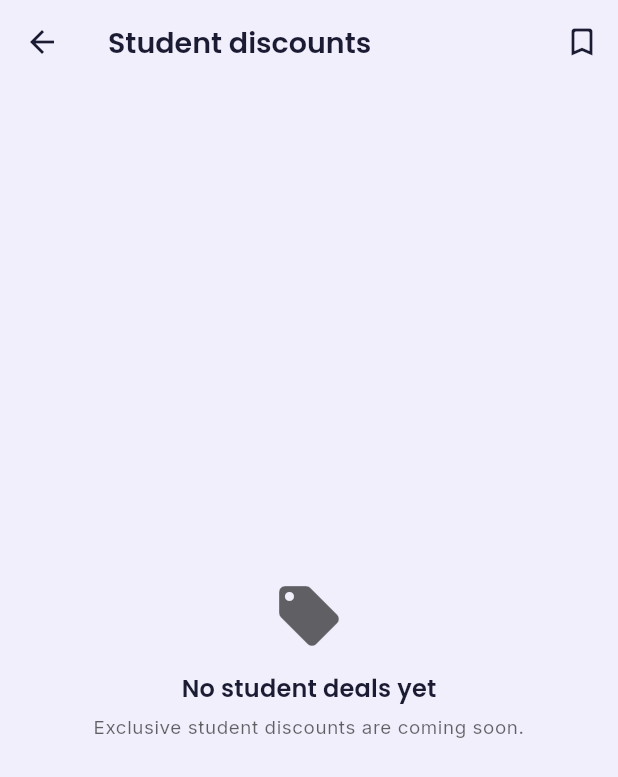
After one commit to killersbEE08/Classtrack-App, a Flutter app: the DiscountsScreen screen opened directly, on a phone screen of 412 x 824 dp. The commit adds this screen. Shown: the top 777 px of the screen. Run offline on Flutter 3.47's test engine with Material 3 defaults, Android fonts, the phone set to English and light mode, and no system bars; our stand-ins replace cloud_firestore, cloud_functions, confetti, csv, file_picker, firebase_analytics and 17 more; missing offline and left inert: home_widget, purchases_flutter, receive_sharing_intent, syncfusion_flutter_pdf; accounts and stored records are empty; generated files the repository leaves out were written again.

Commit message:
Phase 4: Student discounts surface (country-targeted feed, categories, reuse detail for redemption/verification); entry points from Opportunities + Home Quick Tools

```diff
--- a/lib/features/home/presentation/screens/dashboard_screen.dart
+++ b/lib/features/home/presentation/screens/dashboard_screen.dart
@@ -27,6 +27,7 @@ import '../../../habits/presentation/screens/habits_screen.dart';
 import '../../../moments/presentation/screens/moments_screen.dart';
 import '../../../notes/presentation/screens/notes_screen.dart';
 import '../../../opportunities/presentation/providers/opportunities_providers.dart';
+import '../../../opportunities/presentation/screens/discounts_screen.dart';
 import '../../../opportunities/presentation/screens/opportunities_screen.dart';
 import '../../../opportunities/presentation/screens/resource_detail_screen.dart';
 import '../../../opportunities/presentation/widgets/resource_card.dart';
@@ -1059,6 +1060,8 @@ class _QuickTools extends ConsumerWidget {
     final tools = <_Tool>[
       _Tool('Tasks', Icons.check_circle_outline_rounded, AppColors.success,
           () => go(const TasksScreen())),
+      _Tool('Discounts', Icons.local_offer_rounded, AppColors.success,
+          () => go(const DiscountsScreen())),
       _Tool('Grades', Icons.school_rounded, AppColors.primary,
           () => go(const GradesScreen())),
       _Tool('Exams', Icons.event_note_rounded, AppColors.danger,
--- /dev/null
+++ b/lib/features/opportunities/presentation/screens/discounts_screen.dart
@@ -0,0 +1,187 @@
+import 'package:flutter/material.dart';
+import 'package:flutter_riverpod/flutter_riverpod.dart';
+
+import '../../../auth/presentation/providers/auth_providers.dart';
+import '../../data/resource_repository.dart';
+import '../../domain/resource.dart';
+import '../providers/opportunities_providers.dart';
+import '../widgets/resource_card.dart';
+import 'resource_detail_screen.dart';
+import 'saved_opportunities_screen.dart';
+
+/// Student Savings — the discounts surface. Same unified `resources` model as
+/// Opportunities (type == discount), so it reuses [ResourceCard] and
+/// [ResourceDetailScreen] (which already renders the discount banner, redemption
+/// instructions, optional verification note and the external "Get deal" CTA).
+///
+/// Country targeting comes from the user's profile (PRD §10), never IP.
+class DiscountsScreen extends ConsumerStatefulWidget {
+  const DiscountsScreen({super.key});
+
+  @override
+  ConsumerState<DiscountsScreen> createState() => _DiscountsScreenState();
+}
+
+class _DiscountsScreenState extends ConsumerState<DiscountsScreen> {
+  final _searchCtrl = TextEditingController();
+  String _query = '';
+  String? _category; // null = All
+
+  @override
+  void dispose() {
+    _searchCtrl.dispose();
+    super.dispose();
+  }
+
+  void _open(Resource r) => Navigator.of(context).push(
+      MaterialPageRoute(builder: (_) => ResourceDetailScreen(resource: r)));
+
+  @override
+  Widget build(BuildContext context) {
+    final theme = Theme.of(context);
+    final async = ref.watch(visibleResourcesProvider);
+    final country = ref.watch(userProfileProvider).valueOrNull?.country;
+    final hidden = ref.watch(hiddenResourceIdsProvider).valueOrNull ?? const {};
+
+    return Scaffold(
+      appBar: AppBar(
+        title: const Text('Student discounts'),
+        actions: [
+          IconButton(
+            icon: const Icon(Icons.bookmark_border_rounded),
+            tooltip: 'Saved',
+            onPressed: () => Navigator.of(context).push(MaterialPageRoute(
+                builder: (_) => const SavedOpportunitiesScreen())),
+          ),
+        ],
+      ),
+      body: async.when(
+        loading: () => const Center(child: CircularProgressIndicator()),
+        error: (_, __) => _messageState(
+          theme,
+          icon: Icons.cloud_off_rounded,
+          title: "Couldn't load discounts",
+          body: 'Check your connection and try again.',
+        ),
+        data: (all) {
+          final discounts = all
+              .where((r) => r.type.isDiscount)
+              .where((r) => r.isInActiveFeed)
+              .where((r) => r.targetsCountry(country))
+              .where((r) => !hidden.contains(r.id))
+              .toList();
+
+          if (discounts.isEmpty) {
+            return _messageState(
+              theme,
+              icon: Icons.local_offer_rounded,
+              title: 'No student deals yet',
+              body: 'Exclusive student discounts are coming soon.',
+            );
+          }
+
+          final categories = <String>{
+            for (final d in discounts) ...d.categories
+          }.toList()
+            ..sort();
+
+          var list = _category == null
+              ? discounts
+              : discounts
+                  .where((d) => d.categories.contains(_category))
+                  .toList();
+          list = ResourceQueries.search(list, _query);
+
+          return Column(
+            children: [
+              Padding(
+                padding: const EdgeInsets.fromLTRB(20, 12, 20, 8),
+                child: TextField(
+                  controller: _searchCtrl,
+                  onChanged: (v) => setState(() => _query = v),
+                  decoration: InputDecoration(
+                    hintText: 'Search deals',
+                    prefixIcon: const Icon(Icons.search_rounded),
+                    filled: true,
+                    fillColor: theme.cardColor,
+                    border: OutlineInputBorder(
+                      borderRadius: BorderRadius.circular(16),
+                      borderSide: BorderSide.none,
+                    ),
+                    contentPadding:
+                        const EdgeInsets.symmetric(horizontal: 16, vertical: 4),
+                  ),
+                ),
+              ),
+              if (categories.isNotEmpty)
+                SizedBox(
+                  height: 44,
+                  child: ListView(
+                    scrollDirection: Axis.horizontal,
+                    padding: const EdgeInsets.symmetric(horizontal: 20),
+                    children: [
+                      Padding(
+                        padding: const EdgeInsets.only(right: 8),
+                        child: ChoiceChip(
+                          label: const Text('All'),
+                          selected: _category == null,
+                          onSelected: (_) => setState(() => _category = null),
+                        ),
+                      ),
+                      for (final c in categories)
+                        Padding(
+                          padding: const EdgeInsets.only(right: 8),
+                          child: ChoiceChip(
+                            label: Text(c),
+                            selected: _category == c,
+                            onSelected: (_) => setState(() => _category = c),
+                          ),
+                        ),
+                    ],
+                  ),
+                ),
+              Expanded(
+                child: list.isEmpty
+                    ? _messageState(
+                        theme,
+                        icon: Icons.filter_alt_off_rounded,
+                        title: 'No matches',
+                        body: 'Try a different search or category.',
+                      )
+                    : ListView(
+                        padding: const EdgeInsets.fromLTRB(20, 8, 20, 32),
+                        children: [
+                          for (final r in list)
+                            ResourceCard(resource: r, onTap: () => _open(r)),
+                        ],
+                      ),
+              ),
+            ],
+          );
+        },
+      ),
+    );
+  }
+
+  Widget _messageState(ThemeData theme,
+      {required IconData icon, required String title, required String body}) {
+    return Center(
+      child: Padding(
+        padding: const EdgeInsets.all(32),
+        child: Column(
+          mainAxisSize: MainAxisSize.min,
+          children: [
+            Icon(icon, size: 48, color: theme.hintColor),
+            const SizedBox(height: 12),
+            Text(title, style: theme.textTheme.titleMedium),
+            const SizedBox(height: 6),
+            Text(body,
+                textAlign: TextAlign.center,
+                style:
+                    theme.textTheme.bodySmall?.copyWith(color: theme.hintColor)),
+          ],
+        ),
+      ),
+    );
+  }
+}
--- a/lib/features/opportunities/presentation/screens/opportunities_screen.dart
+++ b/lib/features/opportunities/presentation/screens/opportunities_screen.dart
@@ -10,6 +10,7 @@ import '../../domain/resource.dart';
 import '../../domain/resource_type.dart';
 import '../providers/opportunities_providers.dart';
 import '../widgets/resource_card.dart';
+import 'discounts_screen.dart';
 import 'resource_detail_screen.dart';
 import 'saved_opportunities_screen.dart';
 
@@ -60,6 +61,12 @@ class _OpportunitiesScreenState extends ConsumerState<OpportunitiesScreen> {
                   Expanded(
                     child: Text('Opportunities',
                         style: theme.textTheme.displaySmall),
+                  ),
+                  IconButton(
+                    icon: const Icon(Icons.local_offer_outlined),
+                    tooltip: 'Student discounts',
+                    onPressed: () => Navigator.of(context).push(MaterialPageRoute(
+                        builder: (_) => const DiscountsScreen())),
                   ),
                   IconButton(
                     icon: const Icon(Icons.bookmark_border_rounded),
```
